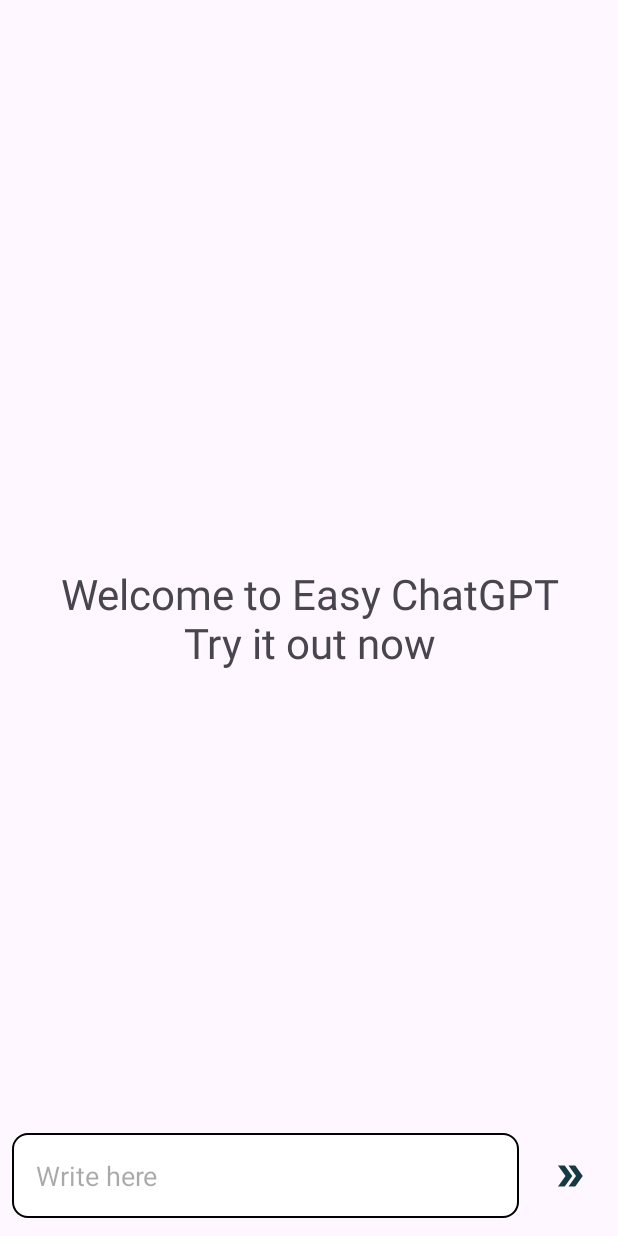
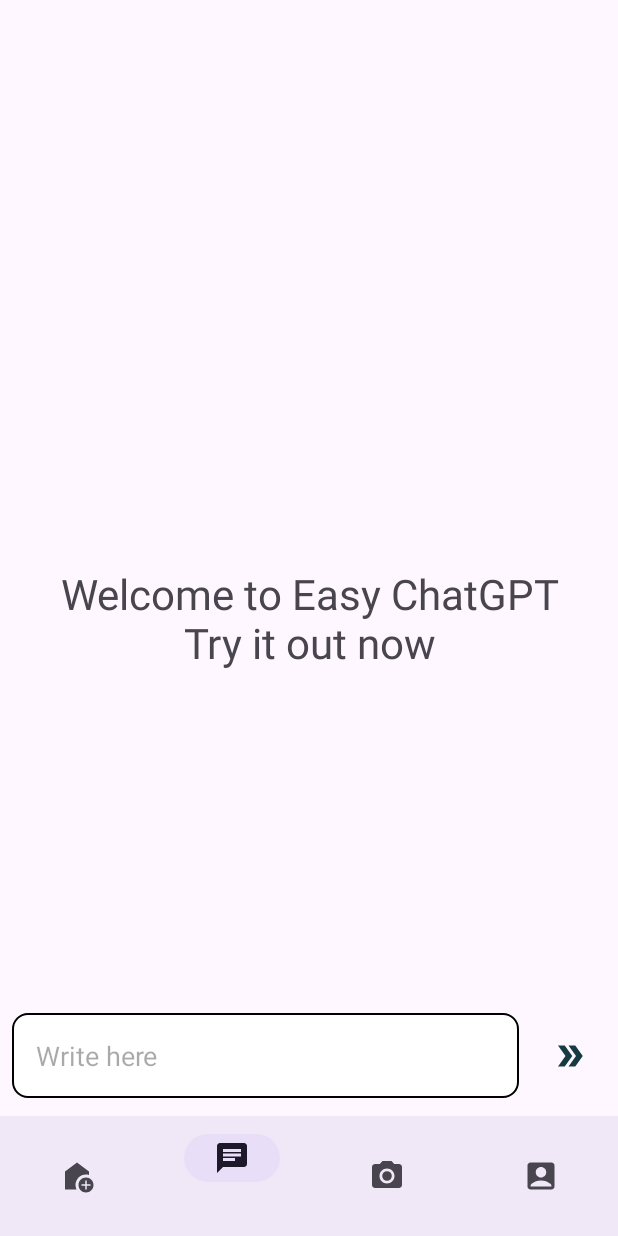
Before and after one commit to cuonghuynh2110/InsectDetect, an Android app: the Chatgpt screen opened directly, with no data from a screen before it, on a phone screen of 412 x 824 dp. Run offline under Robolectric (Android 15) with nearby library versions, the phone set to English and light mode, and no system bars.

Commit message:
commit 12.4

```diff
--- a/YOLOv9-Object-Detector-Android-Tflite/app/src/main/java/com/surendramaran/yolov9tflite/DangNhap.kt
+++ b/YOLOv9-Object-Detector-Android-Tflite/app/src/main/java/com/surendramaran/yolov9tflite/DangNhap.kt
@@ -133,7 +133,7 @@ class DangNhap : AppCompatActivity() {
 
 
         registerButton.setOnClickListener {
-            startActivity(Intent(applicationContext, Chatgpt::class.java))
+            startActivity(Intent(applicationContext, dangky::class.java))
         }
 
         recoverPasswordTextView.setOnClickListener {
--- /dev/null
+++ b/YOLOv9-Object-Detector-Android-Tflite/app/src/main/res/drawable/baseline_chat_24.xml
@@ -0,0 +1,5 @@
+<vector xmlns:android="http://schemas.android.com/apk/res/android" android:autoMirrored="true" android:height="24dp" android:tint="#166B82" android:viewportHeight="24" android:viewportWidth="24" android:width="24dp">
+
+    <path android:fillColor="@android:color/white" android:pathData="M20,2L4,2c-1.1,0 -1.99,0.9 -1.99,2L2,22l4,-4h14c1.1,0 2,-0.9 2,-2L22,4c0,-1.1 -0.9,-2 -2,-2zM6,9h12v2L6,11L6,9zM14,14L6,14v-2h8v2zM18,8L6,8L6,6h12v2z"/>
+
+</vector>
--- /dev/null
+++ b/YOLOv9-Object-Detector-Android-Tflite/app/src/main/res/drawable/baseline_image_24.xml
@@ -0,0 +1,5 @@
+<vector xmlns:android="http://schemas.android.com/apk/res/android" android:height="24dp" android:tint="#166B82" android:viewportHeight="24" android:viewportWidth="24" android:width="24dp">
+
+    <path android:fillColor="@android:color/white" android:pathData="M21,19V5c0,-1.1 -0.9,-2 -2,-2H5c-1.1,0 -2,0.9 -2,2v14c0,1.1 0.9,2 2,2h14c1.1,0 2,-0.9 2,-2zM8.5,13.5l2.5,3.01L14.5,12l4.5,6H5l3.5,-4.5z"/>
+
+</vector>
--- a/YOLOv9-Object-Detector-Android-Tflite/app/src/main/res/layout/activity_chatgpt.xml
+++ b/YOLOv9-Object-Detector-Android-Tflite/app/src/main/res/layout/activity_chatgpt.xml
@@ -6,55 +6,61 @@
     android:layout_height="match_parent"
     tools:context=".Chatgpt">
 
+    <!-- RecyclerView để hiển thị tin nhắn -->
     <androidx.recyclerview.widget.RecyclerView
+        android:id="@+id/recycler_view"
         android:layout_width="match_parent"
         android:layout_height="match_parent"
-        android:id="@+id/recycler_view"
-        android:layout_above="@id/bottom_layout"
-        />
+        android:layout_above="@id/bottom_layout" />
+
+    <!-- Text chào mừng -->
     <TextView
+        android:id="@+id/welcome_text"
         android:layout_width="match_parent"
         android:layout_height="wrap_content"
-        android:id="@+id/welcome_text"
         android:layout_centerInParent="true"
         android:text="Welcome to Easy ChatGPT\nTry it out now"
         android:gravity="center"
-        android:textSize="28dp"
-        />
+        android:textSize="28dp" />
 
+    <!-- Thanh nhập và gửi tin nhắn -->
     <RelativeLayout
+        android:id="@+id/bottom_layout"
         android:layout_width="match_parent"
         android:layout_height="80dp"
-        android:layout_alignParentBottom="true"
-        android:padding="8dp"
-        android:id="@+id/bottom_layout">
+        android:layout_above="@id/bottom_navigation"
+        android:padding="8dp">
+
         <EditText
+            android:id="@+id/message_edit_text"
             android:layout_width="match_parent"
             android:layout_height="wrap_content"
-            android:id="@+id/message_edit_text"
-            android:layout_centerInParent="true"
-            android:hint="Write here "
+            android:layout_toStartOf="@id/send_btn"
+            android:layout_centerVertical="true"
+            android:hint="Write here"
             android:padding="16dp"
-            android:layout_toLeftOf="@id/send_btn"
-            android:background="@drawable/rounded_corner"
-            />
+            android:background="@drawable/rounded_corner" />
 
         <ImageButton
             android:id="@+id/send_btn"
             android:layout_width="48dp"
             android:layout_height="48dp"
             android:layout_alignParentEnd="true"
-            android:layout_centerInParent="true"
+            android:layout_centerVertical="true"
             android:layout_marginStart="10dp"
             android:background="?attr/selectableItemBackgroundBorderless"
             android:padding="8dp"
             android:src="@drawable/sharp_double_arrow_24"
-
             tools:ignore="SpeakableTextPresentCheck" />
-
-
     </RelativeLayout>
 
+    <!-- ✅ Bottom Navigation View -->
+    <com.google.android.material.bottomnavigation.BottomNavigationView
+        android:id="@+id/bottom_navigation"
+        android:layout_width="match_parent"
+        android:layout_height="80dp"
+        android:layout_alignParentBottom="true"
+        android:background="?android:attr/windowBackground"
 
-
+        app:menu="@menu/bottom_nav_menu" />
 </RelativeLayout>
--- a/YOLOv9-Object-Detector-Android-Tflite/app/src/main/res/layout/activity_home.xml
+++ b/YOLOv9-Object-Detector-Android-Tflite/app/src/main/res/layout/activity_home.xml
@@ -105,7 +105,7 @@
     <com.google.android.material.bottomnavigation.BottomNavigationView
         android:id="@+id/bottom_navigation"
         android:layout_width="0dp"
-        android:layout_height="wrap_content"
+        android:layout_height="80dp"
         android:background="?android:attr/windowBackground"
         app:layout_constraintBottom_toBottomOf="parent"
         app:layout_constraintStart_toStartOf="parent"
--- a/YOLOv9-Object-Detector-Android-Tflite/app/src/main/res/layout/activity_main.xml
+++ b/YOLOv9-Object-Detector-Android-Tflite/app/src/main/res/layout/activity_main.xml
@@ -105,7 +105,7 @@
     <com.google.android.material.bottomnavigation.BottomNavigationView
         android:id="@+id/bottom_navigation"
         android:layout_width="0dp"
-        android:layout_height="wrap_content"
+        android:layout_height="80dp"
         android:background="@color/white"
         app:itemIconTint="@color/black"
         app:itemTextColor="@color/black"
--- a/YOLOv9-Object-Detector-Android-Tflite/app/src/main/res/layout/activity_me.xml
+++ b/YOLOv9-Object-Detector-Android-Tflite/app/src/main/res/layout/activity_me.xml
@@ -78,8 +78,7 @@
     <com.google.android.material.bottomnavigation.BottomNavigationView
         android:id="@+id/bottom_navigation"
         android:layout_width="0dp"
-
-        android:layout_height="wrap_content"
+        android:layout_height="80dp"
         android:background="?android:attr/windowBackground"
         app:layout_constraintBottom_toBottomOf="parent"
         app:layout_constraintStart_toStartOf="parent"
--- a/YOLOv9-Object-Detector-Android-Tflite/app/src/main/res/menu/bottom_nav_menu.xml
+++ b/YOLOv9-Object-Detector-Android-Tflite/app/src/main/res/menu/bottom_nav_menu.xml
@@ -3,15 +3,21 @@
     <item
         android:id="@+id/nav_home"
         android:icon="@drawable/ic_home"
-        android:title="Home" />
+        android:title="" />
+
+    <!-- Mục Chat được thêm vào đây -->
+    <item
+        android:id="@+id/nav_chat"
+        android:icon="@drawable/baseline_chat_24"
+    android:title="" />
 
     <item
         android:id="@+id/nav_detect"
         android:icon="@drawable/ic_detect"
-        android:title="Detect" />
+        android:title="" />
 
     <item
         android:id="@+id/nav_me"
         android:icon="@drawable/ic_me"
-        android:title="Me" />
+        android:title="" />
 </menu>
```
Also changed, not shown: YOLOv9-Object-Detector-Android-Tflite/app/src/main/java/com/surendramaran/yolov9tflite/Chatgpt.java (+39 -2 lines), YOLOv9-Object-Detector-Android-Tflite/app/src/main/java/com/surendramaran/yolov9tflite/Home.kt (+8 -0 lines), YOLOv9-Object-Detector-Android-Tflite/app/src/main/java/com/surendramaran/yolov9tflite/MainActivity.kt (+8 -0 lines), YOLOv9-Object-Detector-Android-Tflite/app/src/main/java/com/surendramaran/yolov9tflite/me.kt (+8 -0 lines).
